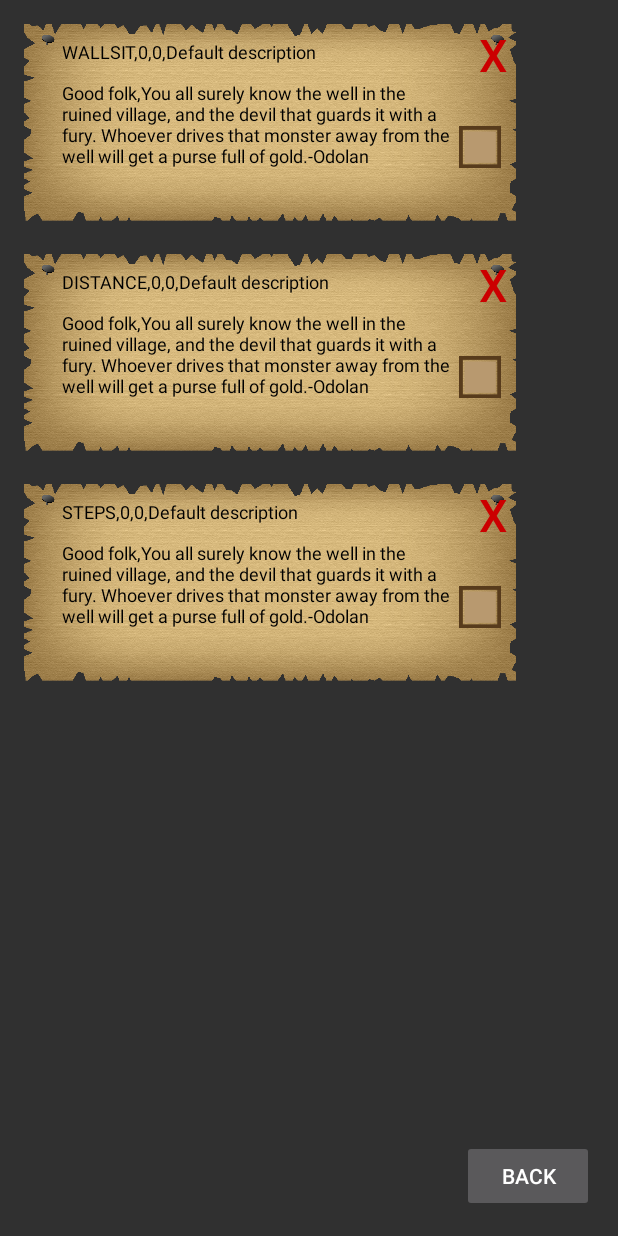
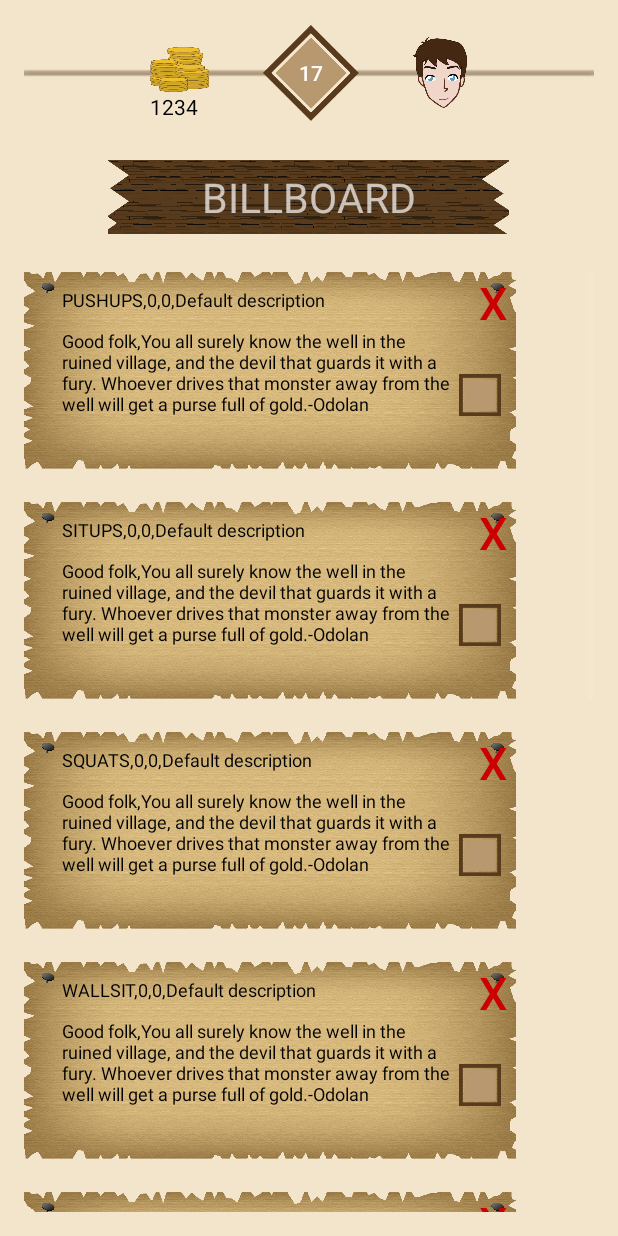
Before and after one commit to MobiiliprojektiR1/folquest, an Android app: the QuestBoardActivity screen opened directly, with no data from a screen before it, on a phone screen of 412 x 824 dp. Run offline under Robolectric (Android 15) with nearby library versions, the phone set to English and light mode, and no system bars.

Commit message:
Questboard ui now nearly complete

```diff
--- a/Folquest/app/src/main/java/com/kantele/folquest/PlayerController.java
+++ b/Folquest/app/src/main/java/com/kantele/folquest/PlayerController.java
@@ -304,7 +304,7 @@ public class PlayerController extends Application{
     //Generate a quest for each type
     protected void createAvailableQuests() {
 
-       /* for (questType type : questType.values()) {
+        for (questType type : questType.values()) {
 
             levelModifier = createRandomLevelModifier();
             Log.d("RNG", "Type: " + type + " LevelModifier: " + levelModifier);
@@ -320,16 +320,16 @@ public class PlayerController extends Application{
             }
             if (!questActive)
                 availableQuests.add(new Quest(type, levelModifier));
-        }*/
+        }
        //Testausta varten laitetaan vaan 3 questia tälleen
-       if(availableQuests.size() == 0) {
+       /*if(availableQuests.size() == 0) {
            Log.d("PlayerController", "Avaivable quest EI täynnä" + availableQuests.size() + "");
            availableQuests.add(new Quest(questType.WALLSIT, levelModifier));
            availableQuests.add(new Quest(questType.DISTANCE, levelModifier));
            availableQuests.add(new Quest(questType.STEPS, levelModifier));
        } else {
            Log.d("PlayerController", "Avaivable quest täynnä" + availableQuests.size() + "");
-       }
+       }*/
     }
 
     /**
@@ -397,7 +397,7 @@ public class PlayerController extends Application{
         playerLvl = sharedpreferences.getLong(Level, 0);
         isBoy = sharedpreferences.getBoolean(Gender, false);
         firstTimeState = sharedpreferences.getBoolean(FTS, true);
-      /*
+
         activeQuests = new ArrayList<Quest>();
         availableQuests = new ArrayList<Quest>();
         if(sharedpreferences.getStringSet(ActiveQuests,null) !=null ){
@@ -407,6 +407,6 @@ public class PlayerController extends Application{
         if(sharedpreferences.getStringSet(AvailableQuests,null) !=null ){
             for (String str : sharedpreferences.getStringSet(AvailableQuests, null))
                 availableQuests.add(new Quest(str));
-        }*/
+        }
     }
 }
--- a/Folquest/app/src/main/java/com/kantele/folquest/QuestBoardActivity.java
+++ b/Folquest/app/src/main/java/com/kantele/folquest/QuestBoardActivity.java
@@ -101,6 +101,13 @@ public class QuestBoardActivity extends AppCompatActivity {
     @Override
     protected void onResume() {
         super.onResume();
+        View decorView = getWindow().getDecorView();
+        decorView.setSystemUiVisibility(View.SYSTEM_UI_FLAG_LAYOUT_STABLE
+                | View.SYSTEM_UI_FLAG_LAYOUT_HIDE_NAVIGATION
+                | View.SYSTEM_UI_FLAG_LAYOUT_FULLSCREEN
+                | View.SYSTEM_UI_FLAG_HIDE_NAVIGATION
+                | View.SYSTEM_UI_FLAG_FULLSCREEN
+                | View.SYSTEM_UI_FLAG_IMMERSIVE_STICKY);
 
     }
 }
--- a/Folquest/app/src/main/java/com/kantele/folquest/QuestBoardAdapter.java
+++ b/Folquest/app/src/main/java/com/kantele/folquest/QuestBoardAdapter.java
@@ -25,7 +25,6 @@ import java.util.List;
  */
 
 public class QuestBoardAdapter extends BaseAdapter {
-
 
     private View view;
 
@@ -133,6 +132,7 @@ public class QuestBoardAdapter extends BaseAdapter {
                         ((QuestBoardActivity)context).addQuest(position);
                         questListValues.get(position).setQuestActive(true);
                         toggleCheckBoxImage(position);
+
                     }
                 }
             }
--- a/Folquest/app/src/main/res/layout/activity_quest_board.xml
+++ b/Folquest/app/src/main/res/layout/activity_quest_board.xml
@@ -5,26 +5,81 @@
     android:id="@+id/activity_quest_board"
     android:layout_width="match_parent"
     android:layout_height="match_parent"
+    android:background="#f2e5cb"
     android:paddingBottom="@dimen/activity_vertical_margin"
     android:paddingLeft="@dimen/activity_horizontal_margin"
     android:paddingRight="@dimen/activity_horizontal_margin"
     android:paddingTop="@dimen/activity_vertical_margin"
     tools:context="com.kantele.folquest.QuestBoardActivity">
 
-    <ListView
+    <LinearLayout
         android:layout_width="match_parent"
         android:layout_height="match_parent"
-        android:layout_centerHorizontal="true"
-        android:layout_above="@+id/buttonBack"
-        android:id="@+id/questListView">
-    </ListView>
+        android:gravity="center"
+        android:orientation="vertical"
+        >
 
-    <Button
-        android:text="Back"
-        android:layout_width="wrap_content"
-        android:layout_height="wrap_content"
-        android:layout_alignParentBottom="true"
-        android:layout_alignParentEnd="true"
-        android:id="@+id/buttonBack" />
+        <LinearLayout
+            android:layout_width="match_parent"
+            android:layout_height="65dp"
+            android:gravity="center_horizontal|center"
+            android:orientation="horizontal"
+            android:background="@mipmap/viiva">
+
+            <LinearLayout
+                android:layout_width="wrap_content"
+                android:layout_height="65dp"
+                android:layout_marginRight="36dp"
+                android:layout_marginTop="15dp"
+                android:orientation="vertical">
+
+                <Button
+                    android:id="@+id/buttonCoin"
+                    android:layout_width="39dp"
+                    android:layout_height="30dp"
+                    android:background="@mipmap/raha_iconi_156x120px" />
+
+                <TextView
+                    android:id="@+id/textView4"
+                    android:layout_width="36dp"
+                    android:layout_height="wrap_content"
+                    android:text="1234"
+                    android:textColor="@android:color/black" />
+            </LinearLayout>
+
+            <Button
+                android:id="@+id/buttonBack"
+                android:layout_width="64dp"
+                android:layout_height="64dp"
+                android:layout_marginRight="36dp"
+                android:background="@mipmap/level_nelio_256x256px_questboard"
+                android:text="17" />
+
+            <Button
+                android:id="@+id/buttonAvatar"
+                android:layout_width="36dp"
+                android:layout_height="47dp"
+                android:background="@mipmap/hahamopaa_144x188px" />
+        </LinearLayout>
+
+        <TextView
+            android:id="@+id/textView3"
+            android:layout_width="267dp"
+            android:layout_height="49dp"
+            android:layout_margin="25dp"
+            android:background="@mipmap/puulankku_1068x196px"
+            android:gravity="center_vertical|center_horizontal"
+            android:text="BillBoard"
+            android:textAlignment="center"
+            android:textAllCaps="true"
+            android:textSize="27.5dp" />
+
+        <ListView
+            android:id="@+id/questListView"
+            android:layout_width="match_parent"
+            android:layout_height="match_parent"
+            android:layout_alignParentStart="true"></ListView>
+    </LinearLayout>
+
 
 </RelativeLayout>
```
Also changed, not shown: Folquest/app/src/main/res/mipmap-xxxhdpi/hahamopaa_144x188px.png (added), Folquest/app/src/main/res/mipmap-xxxhdpi/level_nelio_256x256px.png (added), Folquest/app/src/main/res/mipmap-xxxhdpi/level_nelio_256x256px_questboard.png (added), Folquest/app/src/main/res/mipmap-xxxhdpi/puulankku_1068x196px.png (added), Folquest/app/src/main/res/mipmap-xxxhdpi/raha_iconi_156x120px.png (added), Folquest/app/src/main/res/mipmap-xxxhdpi/viiva.png (added).
